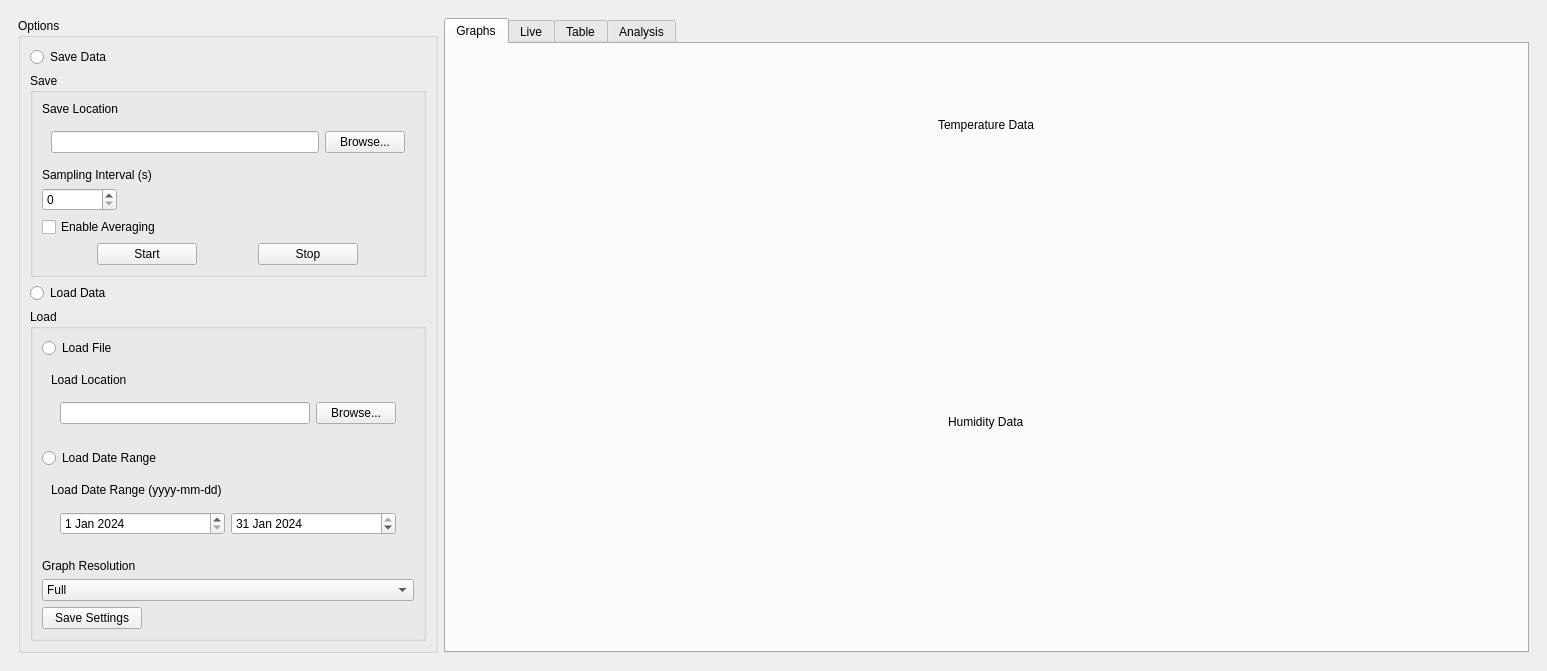
Qt form mainwindow.ui (brennanleblanc0/QSUM-TempGui) before a commit.
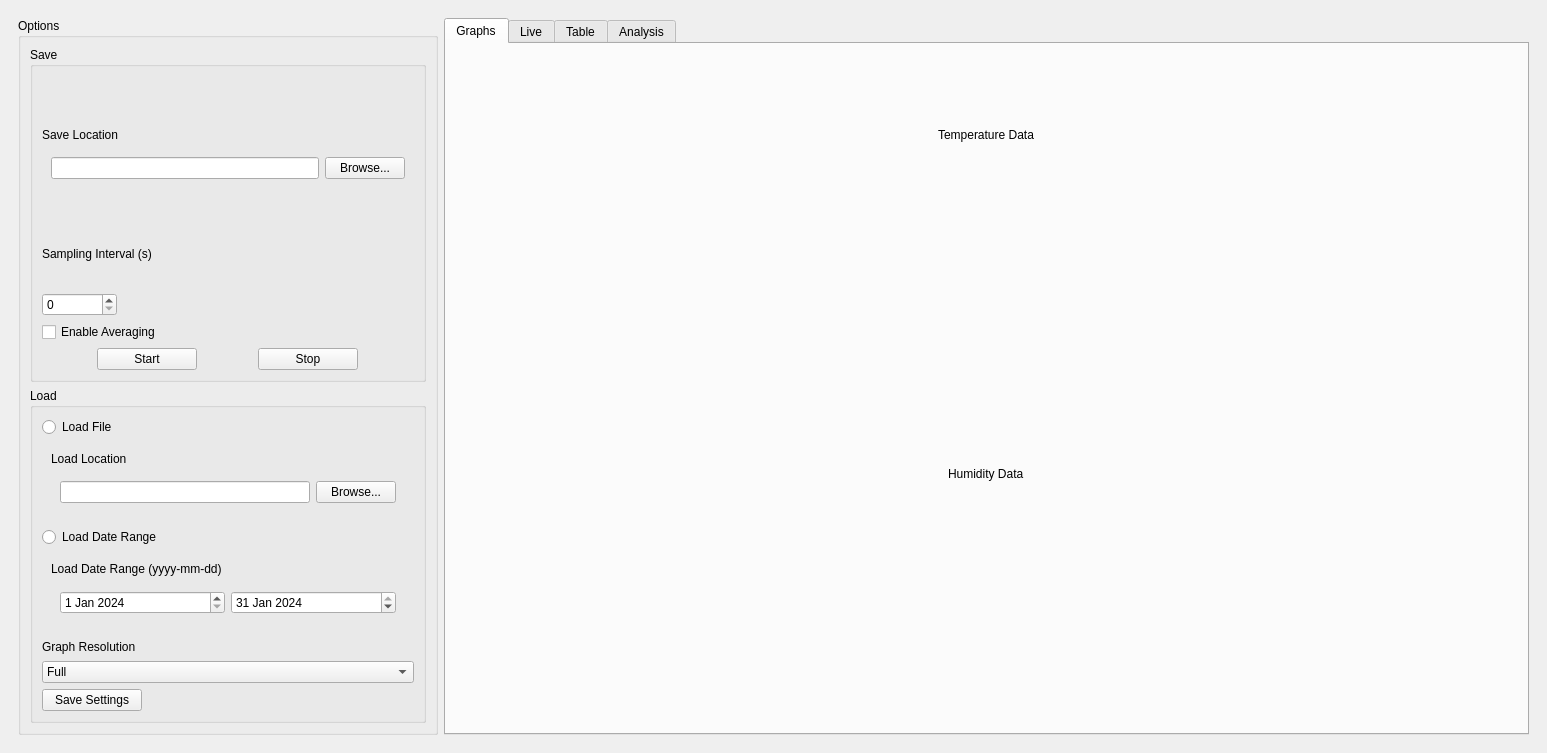
The same form after that commit. Custom widgets are drawn as their Qt base class.

Commit message: Allow Save+Load at the same time

Diff of the .ui file:
```diff
--- a/mainwindow.ui
+++ b/mainwindow.ui
@@ -7,7 +7,7 @@
     <x>0</x>
     <y>0</y>
     <width>1388</width>
-    <height>667</height>
+    <height>753</height>
    </rect>
   </property>
   <property name="windowTitle">
@@ -27,13 +27,6 @@
           <string>Options</string>
          </property>
          <layout class="QVBoxLayout" name="verticalLayout_5">
-          <item>
-           <widget class="QRadioButton" name="saveRadio">
-            <property name="text">
-             <string>Save Data</string>
-            </property>
-           </widget>
-          </item>
           <item>
            <widget class="QGroupBox" name="saveBox">
             <property name="title">
@@ -130,13 +123,6 @@
             </layout>
            </widget>
           </item>
-          <item>
-           <widget class="QRadioButton" name="loadRadio">
-            <property name="text">
-             <string>Load Data</string>
-            </property>
-           </widget>
-          </item>
           <item>
            <widget class="QGroupBox" name="loadBox">
             <property name="enabled">
```
The commit also changes 1 other file.
